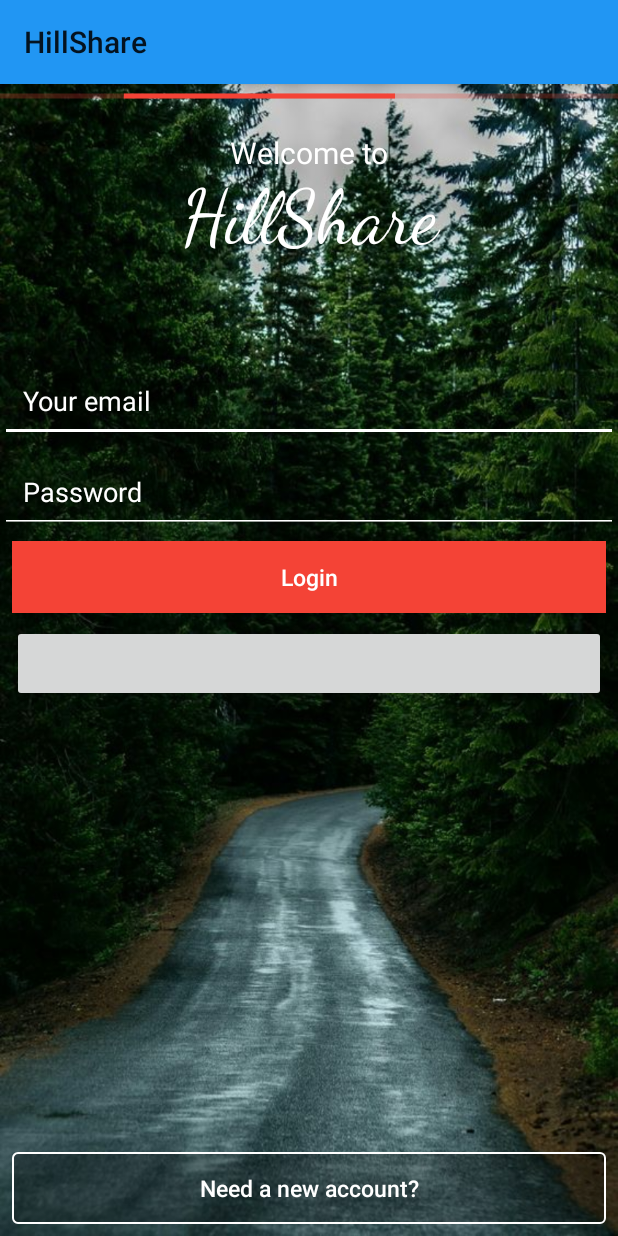
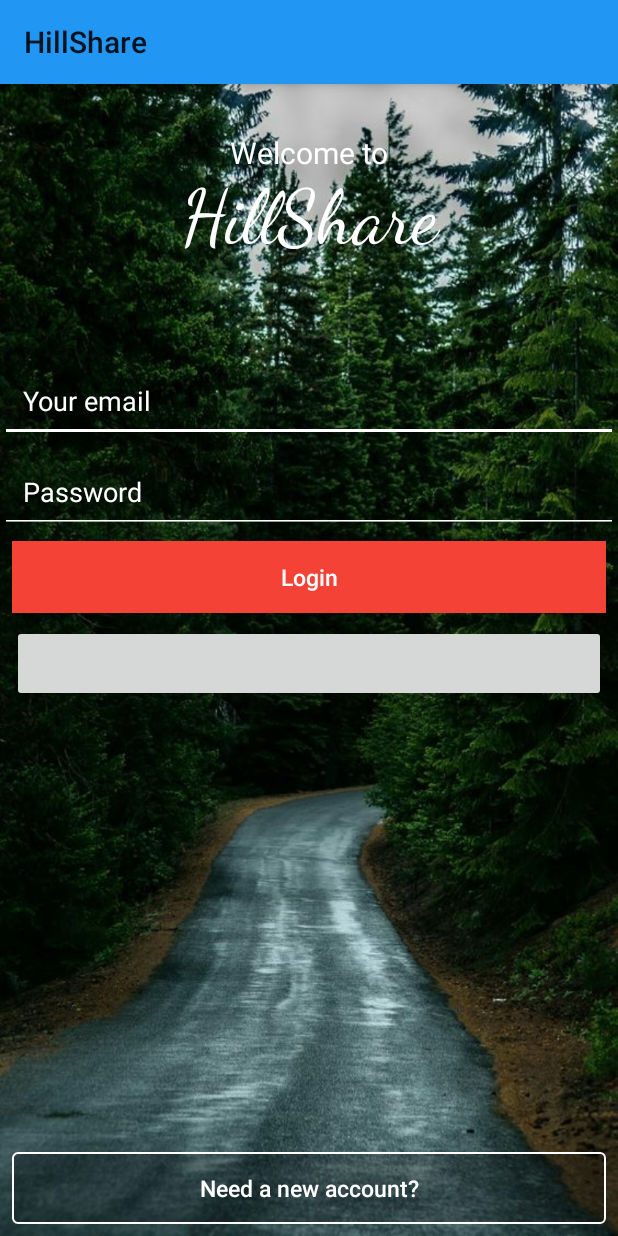
Before and after one commit to D-Hallock223/RiderApp, an Android app: the screen it shows after launch (LoginActivity), on a phone screen of 412 x 824 dp. Run offline under Robolectric (Android 15) with nearby library versions, the phone set to English and light mode, and no system bars; our stand-ins replace Firebase (no records; nobody signed in at launch, a user with empty details on screens opened directly); libraries missing offline, so code that uses them is left out: com.facebook, com.facebook.login; plain views replace LoginButton; 4 statements that could not run were skipped.

Commit message:
corrected some errors

```diff
--- a/app/src/main/res/layout/activity_login.xml
+++ b/app/src/main/res/layout/activity_login.xml
@@ -19,6 +19,7 @@
             android:layout_width="match_parent"
             android:layout_height="wrap_content"
             android:indeterminate="true"
+            android:visibility="invisible"
             app:layout_constraintEnd_toEndOf="parent"
             app:layout_constraintStart_toStartOf="parent"
             app:layout_constraintTop_toTopOf="parent" />
@@ -56,7 +57,6 @@
             android:layout_height="wrap_content"
             android:layout_marginTop="64dp"
             android:backgroundTint="@color/white"
-            android:cursorVisible="false"
             android:hint="Your email"
             android:inputType="textEmailAddress"
             android:padding="15dp"
--- a/app/src/main/res/layout/activity_register.xml
+++ b/app/src/main/res/layout/activity_register.xml
@@ -56,7 +56,6 @@
             android:layout_marginTop="32dp"
             android:backgroundTint="@color/white"
             android:hint="Your email"
-            android:cursorVisible="false"
             android:inputType="textEmailAddress"
             android:padding="15dp"
             android:textColor="@color/white"
```
